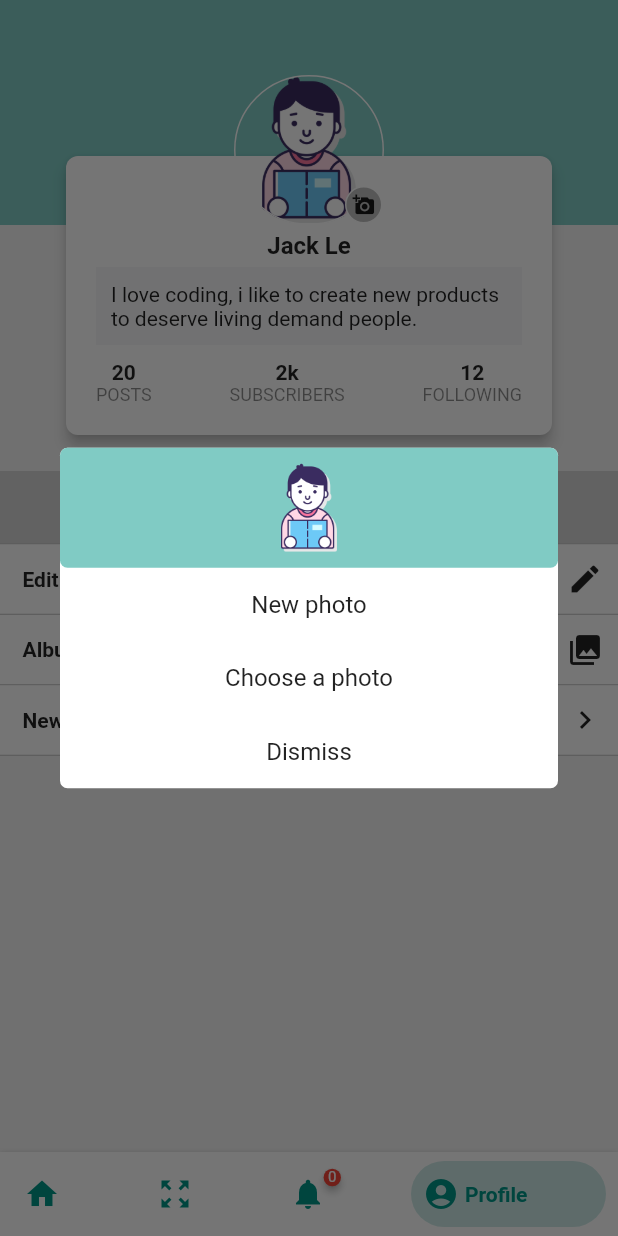
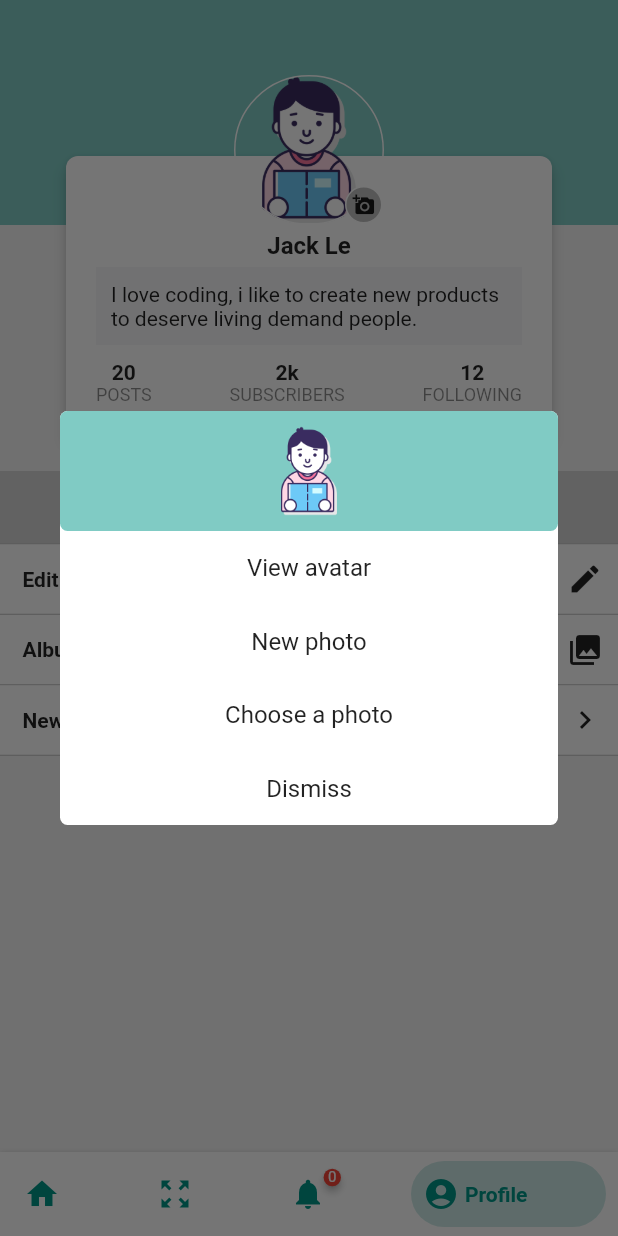
Before and after one commit to Jayden62/social, a Flutter app: the screen it shows after launch, item 4 of the bottom bar chosen, after a tap on the "add a photo" icon, on a phone screen of 412 x 824 dp. Run offline on Flutter 3.47's test engine with Material 2 defaults, Android fonts, the phone set to English and light mode, and no system bars; drawn by our look-alikes of badges, bottom_navy_bar; our stand-ins replace carousel_slider, flutter_local_notifications, flutter_slidable, image_picker, pin_code_fields; missing offline and left inert: configurable_expansion_tile, home_indicator; network calls fail.

Commit message:
Refactor UI Profile screen.

```diff
--- a/lsn/lib/items/ContributorItem.dart
+++ b/lsn/lib/items/ContributorItem.dart
@@ -5,16 +5,16 @@ import 'package:lsn/base/style/BaseStyle.dart';
 class ContributorItem extends BaseItem {
   @override
   Widget onInitItem(BuildContext context) {
-    return Card(
-        elevation: elevation4,
-        shape: RoundedRectangleBorder(
-            borderRadius: BorderRadius.all(Radius.circular(radius10))),
-        child: Container(
-            decoration: BoxDecoration(
-                borderRadius: BorderRadius.all(Radius.circular(radius10)),
-                image: DecorationImage(
-                    fit: BoxFit.cover,
-                    image: NetworkImage(
-                        'https://encrypted-tbn0.gstatic.com/images?q=tbn:ANd9GcTF-lDV_1qpLFVCmvx9McS9NgbNb8xqL8iBuPORKjLWMvw2Q-AU&s')))));
+    return Container(
+        height: height120,
+        width: width100,
+        margin:
+            EdgeInsets.only(left: margin10, top: margin10, bottom: margin10),
+        decoration: BoxDecoration(
+            borderRadius: BorderRadius.all(Radius.circular(radius8)),
+            image: DecorationImage(
+                fit: BoxFit.cover,
+                image: NetworkImage(
+                    'https://encrypted-tbn0.gstatic.com/images?q=tbn:ANd9GcTF-lDV_1qpLFVCmvx9McS9NgbNb8xqL8iBuPORKjLWMvw2Q-AU&s'))));
   }
 }
--- a/lsn/lib/items/NotificationItem.dart
+++ b/lsn/lib/items/NotificationItem.dart
@@ -1,16 +1,38 @@
 import 'package:flutter/cupertino.dart';
 import 'package:flutter/material.dart';
+import 'package:flutter_slidable/flutter_slidable.dart';
 import 'package:lsn/base/item/BaseItem.dart';
 import 'package:lsn/base/style/BaseStyle.dart';
 
 class NotificationItem extends BaseItem {
+  final Function(bool value) callback;
+
+  NotificationItem({this.callback});
+
+  /// Detect swipe
+//  final SlidableController slidableController =
+//      SlidableController(onSlideIsOpenChanged: handleSlideIsOpenChanged);
+
+//  Color _fabColor;
+//
+//  static void handleSlideIsOpenChanged(bool isOpen) {
+//    setState(() {
+//      _fabColor = isOpen ? whiteColor : greyColor
+//    });
+//
+//  }
+
   @override
   Widget onInitItem(BuildContext context) {
-    return InkWell(
-        onTap: () {},
-        child: Container(
+    return Slidable(
+      actionPane: SlidableDrawerActionPane(),
+      actionExtentRatio: 0.25,
+//      controller: slidableController,
+      child: Container(
           padding: EdgeInsets.all(padding5),
+          color: Colors.teal[100],
           child: Row(
+            crossAxisAlignment: CrossAxisAlignment.start,
             children: <Widget>[
               /// Photo
               _photo(),
@@ -18,8 +40,22 @@ class NotificationItem extends BaseItem {
               /// Description
               _description(),
             ],
-          ),
-        ));
+          )),
+      actions: <Widget>[
+        IconSlideAction(
+          caption: 'Archive',
+          color: Colors.blue,
+          icon: Icons.archive,
+          onTap: () {},
+        ),
+        IconSlideAction(
+          caption: 'Delete',
+          color: Colors.indigo,
+          icon: Icons.delete,
+          onTap: () => {},
+        ),
+      ],
+    );
   }
 
   Widget _photo() {
--- a/lsn/lib/modules/parent/HomeScreen.dart
+++ b/lsn/lib/modules/parent/HomeScreen.dart
@@ -34,6 +34,7 @@ class HomeScreen extends BaseScreen {
 
     return PageView(
       controller: _pageController,
+      physics: NeverScrollableScrollPhysics(),
       onPageChanged: (index) {
         setState(() => _currentIndex = index);
       },
--- a/lsn/lib/modules/parent/notification/NotificationScreen.dart
+++ b/lsn/lib/modules/parent/notification/NotificationScreen.dart
@@ -25,7 +25,9 @@ class NotificationScreen extends BaseScreen {
       margin: EdgeInsets.only(top: margin10),
       child: ListView(
         children: <Widget>[
-          NotificationItem(),
+          NotificationItem(
+            callback: (bool value) {},
+          ),
           NotificationItem(),
           NotificationItem(),
         ],
@@ -35,52 +37,14 @@ class NotificationScreen extends BaseScreen {
 
   Widget _contributors() {
     return Container(
-        margin: EdgeInsets.only(top: margin10),
-        child: Column(
+        height: height150,
+        color: Colors.grey[200],
+        child: ListView(
+          scrollDirection: Axis.horizontal,
           children: <Widget>[
-            /// Carousel
-            CarouselSlider(
-              items: [
-                ContributorItem(),
-                ContributorItem(),
-                ContributorItem(),
-              ],
-              autoPlay: true,
-              enlargeCenterPage: true,
-              viewportFraction: 0.9,
-              aspectRatio: 2.0,
-              height: height150,
-              onPageChanged: (pageIndex) {
-                setState(() {
-//                  selectedPromotion = promotions[pageIndex];
-                });
-              },
-            ),
-
-            /// Indicators
-//            Row(
-//                mainAxisAlignment: MainAxisAlignment.center,
-//                children: promotions.map((item) {
-//                  /// Out point
-//                  return Container(
-//                      width: pointSize,
-//                      height: pointSize,
-//                      margin: EdgeInsets.only(
-//                          top: margin10, left: margin5, right: margin5),
-//                      decoration: BoxDecoration(
-//                          shape: BoxShape.circle, color: darkGrayColor),
-//
-//                      /// In point
-//                      child: Container(
-//                        width: pointSize,
-//                        height: pointSize,
-//                        decoration: BoxDecoration(
-//                            shape: BoxShape.circle,
-//                            color: selectedPromotion == item
-//                                ? Colors.red[400]
-//                                : darkGrayColor),
-//                      ));
-//                }).toList()),
+            ContributorItem(),
+            ContributorItem(),
+            ContributorItem(),
           ],
         ));
   }
--- a/lsn/lib/modules/parent/profile/ProfileScreen.dart
+++ b/lsn/lib/modules/parent/profile/ProfileScreen.dart
@@ -19,7 +19,6 @@ class ProfileScreen extends BaseScreen {
       children: <Widget>[
         /// Background top
         _backgroundTop(),
-
         Column(
           children: <Widget>[
             Positioned(
@@ -42,7 +41,7 @@ class ProfileScreen extends BaseScreen {
             /// Show feature
             _showFeature(),
           ],
-        ),
+        )
       ],
     );
   }
@@ -74,7 +73,8 @@ class ProfileScreen extends BaseScreen {
                 )),
 
             /// Subscriber
-            InkWell(
+            Expanded(
+              child: InkWell(
                   onTap: () {},
                   child: Column(
                     children: <Widget>[
@@ -85,6 +85,7 @@ class ProfileScreen extends BaseScreen {
                                   color: Colors.black45, fontSize: font12))),
                     ],
                   )),
+            ),
 
             /// Following
             InkWell(
@@ -119,7 +120,10 @@ class ProfileScreen extends BaseScreen {
       return;
     }
 
+    setState(() {
       file = image;
+    });
+
 //    await CompressUtil().compressPath(file.path);
   }
 
@@ -152,6 +156,9 @@ class ProfileScreen extends BaseScreen {
         child: InkWell(
             onTap: () {
               DialogUtil().showPhotoDialog(context,
+
+                  /// View avatar
+                  onView: () {},
 
                   /// Open camera
                   onCamera: () async => _openCamera(),
--- a/lsn/lib/util/DialogUtil.dart
+++ b/lsn/lib/util/DialogUtil.dart
@@ -11,7 +11,7 @@ class DialogUtil {
 
   /// Show  photo dialog
   void showPhotoDialog(BuildContext context,
-      {Function onCamera, Function onGallery}) {
+      {Function onView, Function onCamera, Function onGallery}) {
     showDialog(
         context: context,
         builder: (BuildContext context) {
@@ -38,6 +38,20 @@ class DialogUtil {
                       child: Container(
                           padding: EdgeInsets.all(padding10),
                           child: Image.asset('assets/images/logo.png'))),
+
+                  /// View avatar
+                  InkWell(
+                    onTap: () {
+                      popDialog(context);
+                      onView();
+                    },
+                    child: Container(
+                      width: double.maxFinite,
+                      alignment: Alignment.center,
+                      padding: EdgeInsets.all(padding15),
+                      child: Text('View avatar'),
+                    ),
+                  ),
 
                   /// Camera
                   InkWell(
--- a/lsn/pubspec.yaml
+++ b/lsn/pubspec.yaml
@@ -32,7 +32,9 @@ dependencies:
   carousel_slider: ^1.4.1
   align_positioned: ^1.2.5
   image_picker: ^0.6.3+1
-
+  flutter_slidable: ^0.5.4
+  flutter_spinkit: "^4.1.0"
+  cached_network_image: 2.0.0-rc
   flutter_localizations:
     sdk: flutter
 dev_dependencies:
```
Also changed, not shown: lsn/pubspec.lock. Lines whose indentation alone changed are shown as unchanged.
